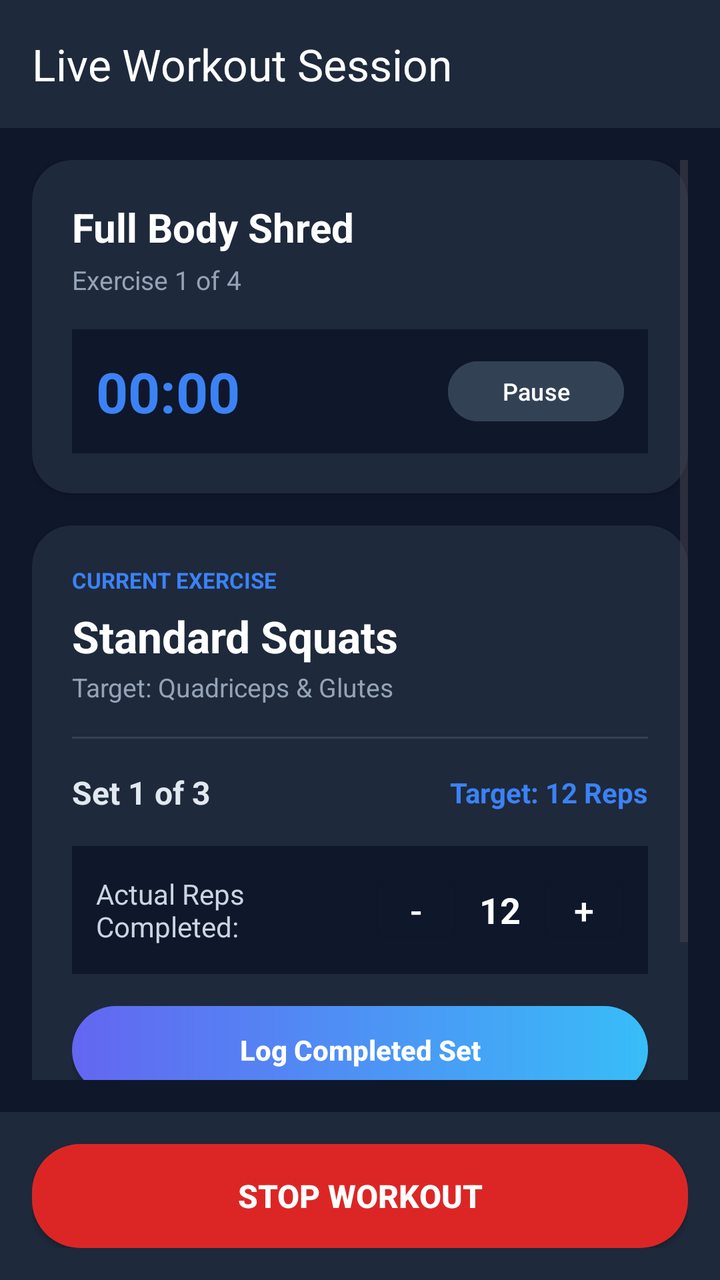
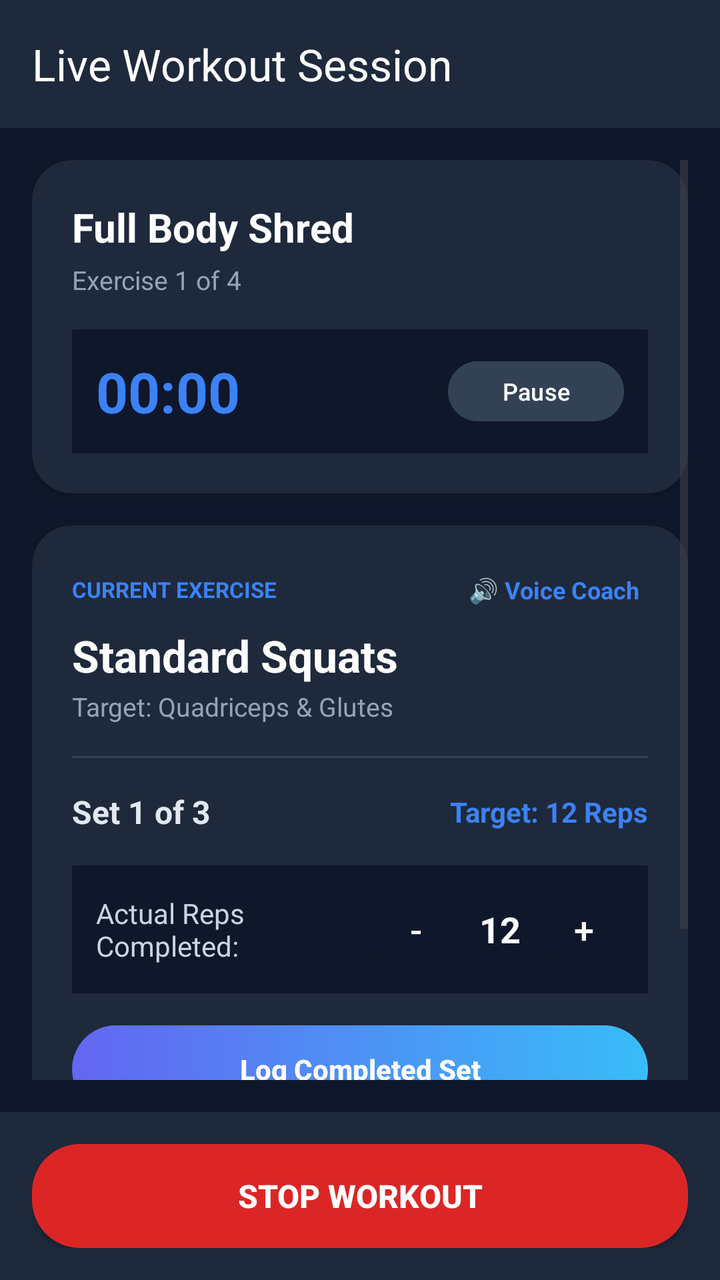

Screens rendered from an Android XML layout before and after an edit, with the pre-edit source and the edit as a unified diff.
<!-- AndroidManifest.xml: application theme Theme.FitnessApp -->
<!-- res/layout/activity_workout_session.xml -->
<?xml version="1.0" encoding="utf-8"?>
<androidx.constraintlayout.widget.ConstraintLayout xmlns:android="http://schemas.android.com/apk/res/android"
    xmlns:app="http://schemas.android.com/apk/res-auto"
    xmlns:tools="http://schemas.android.com/tools"
    android:layout_width="match_parent"
    android:layout_height="match_parent"
    android:background="#0F172A"
    tools:context=".activities.WorkoutSessionActivity">

    
    <androidx.appcompat.widget.Toolbar
        android:id="@+id/toolbar"
        android:layout_width="match_parent"
        android:layout_height="?attr/actionBarSize"
        android:background="#1E293B"
        app:title="Live Workout Session"
        app:titleTextColor="#FFFFFF"
        app:layout_constraintTop_toTopOf="parent" />

    <ScrollView
        android:layout_width="match_parent"
        android:layout_height="0dp"
        android:fillViewport="true"
        android:padding="16dp"
        app:layout_constraintTop_toBottomOf="@id/toolbar"
        app:layout_constraintBottom_toTopOf="@id/layoutBottomControls">

        <LinearLayout
            android:layout_width="match_parent"
            android:layout_height="wrap_content"
            android:orientation="vertical">

            
            <androidx.cardview.widget.CardView
                android:layout_width="match_parent"
                android:layout_height="wrap_content"
                android:layout_marginBottom="16dp"
                app:cardBackgroundColor="#1E293B"
                app:cardCornerRadius="20dp"
                app:cardElevation="2dp">

                <LinearLayout
                    android:layout_width="match_parent"
                    android:layout_height="wrap_content"
                    android:orientation="vertical"
                    android:padding="20dp">

                    <TextView
                        android:id="@+id/tvWorkoutTitle"
                        android:layout_width="wrap_content"
                        android:layout_height="wrap_content"
                        android:text="Full Body Shred"
                        android:textColor="#FFFFFF"
                        android:textSize="20sp"
                        android:textStyle="bold" />

                    <TextView
                        android:id="@+id/tvExerciseProgressHeader"
                        android:layout_width="wrap_content"
                        android:layout_height="wrap_content"
                        android:layout_marginTop="4dp"
                        android:text="Exercise 1 of 4"
                        android:textColor="#94A3B8"
                        android:textSize="13sp" />

                    
                    <LinearLayout
                        android:layout_width="match_parent"
                        android:layout_height="wrap_content"
                        android:orientation="horizontal"
                        android:gravity="center_vertical"
                        android:layout_marginTop="16dp"
                        android:background="#0F172A"
                        android:padding="12dp">

                        <TextView
                            android:id="@+id/tvActiveTimer"
                            android:layout_width="0dp"
                            android:layout_height="wrap_content"
                            android:layout_weight="1"
                            android:text="00:00"
                            android:textColor="#3B82F6"
                            android:textSize="28sp"
                            android:textStyle="bold" />

                        <com.google.android.material.button.MaterialButton
                            android:id="@+id/btnPauseResume"
                            android:layout_width="wrap_content"
                            android:layout_height="38dp"
                            android:backgroundTint="#334155"
                            android:text="Pause"
                            android:textColor="#FFFFFF"
                            android:textSize="12sp"
                            android:textAllCaps="false" />
                    </LinearLayout>
                </LinearLayout>
            </androidx.cardview.widget.CardView>

            
            <androidx.cardview.widget.CardView
                android:layout_width="match_parent"
                android:layout_height="wrap_content"
                android:layout_marginBottom="16dp"
                app:cardBackgroundColor="#1E293B"
                app:cardCornerRadius="20dp"
                app:cardElevation="2dp">

                <LinearLayout
                    android:layout_width="match_parent"
                    android:layout_height="wrap_content"
                    android:orientation="vertical"
                    android:padding="20dp">

                    <TextView
                        android:layout_width="wrap_content"
                        android:layout_height="wrap_content"
                        android:text="CURRENT EXERCISE"
                        android:textColor="#3B82F6"
                        android:textSize="11sp"
                        android:textStyle="bold" />

                    <TextView
                        android:id="@+id/tvCurrentExerciseName"
                        android:layout_width="wrap_content"
                        android:layout_height="wrap_content"
                        android:layout_marginTop="6dp"
                        android:text="Standard Squats"
                        android:textColor="#FFFFFF"
                        android:textSize="22sp"
                        android:textStyle="bold" />

                    <TextView
                        android:id="@+id/tvTargetMuscle"
                        android:layout_width="wrap_content"
                        android:layout_height="wrap_content"
                        android:layout_marginTop="2dp"
                        android:text="Target: Quadriceps &amp; Glutes"
                        android:textColor="#94A3B8"
                        android:textSize="13sp" />

                    <View
                        android:layout_width="match_parent"
                        android:layout_height="1dp"
                        android:background="#334155"
                        android:layout_marginVertical="16dp" />

                    
                    <LinearLayout
                        android:layout_width="match_parent"
                        android:layout_height="wrap_content"
                        android:orientation="horizontal"
                        android:gravity="center_vertical">

                        <TextView
                            android:id="@+id/tvCurrentSetStatus"
                            android:layout_width="0dp"
                            android:layout_height="wrap_content"
                            android:layout_weight="1"
                            android:text="Set 1 of 3"
                            android:textColor="#E2E8F0"
                            android:textSize="16sp"
                            android:textStyle="bold" />

                        <TextView
                            android:id="@+id/tvTargetReps"
                            android:layout_width="wrap_content"
                            android:layout_height="wrap_content"
                            android:text="Target: 12 Reps"
                            android:textColor="#3B82F6"
                            android:textSize="14sp"
                            android:textStyle="bold" />
                    </LinearLayout>

                    
                    <LinearLayout
                        android:layout_width="match_parent"
                        android:layout_height="wrap_content"
                        android:orientation="horizontal"
                        android:gravity="center_vertical"
                        android:layout_marginTop="16dp"
                        android:background="#0F172A"
                        android:padding="12dp">

                        <TextView
                            android:layout_width="0dp"
                            android:layout_height="wrap_content"
                            android:layout_weight="1"
                            android:text="Actual Reps Completed:"
                            android:textColor="#CBD5E1"
                            android:textSize="14sp" />

                        <com.google.android.material.button.MaterialButton
                            android:id="@+id/btnMinusRep"
                            style="@style/Widget.MaterialComponents.Button.OutlinedButton"
                            android:layout_width="40dp"
                            android:layout_height="40dp"
                            android:minWidth="0dp"
                            android:padding="0dp"
                            android:text="-"
                            android:textColor="#FFFFFF"
                            android:textSize="18sp" />

                        <TextView
                            android:id="@+id/tvActualRepsValue"
                            android:layout_width="44dp"
                            android:layout_height="wrap_content"
                            android:gravity="center"
                            android:text="12"
                            android:textColor="#FFFFFF"
                            android:textSize="18sp"
                            android:textStyle="bold" />

                        <com.google.android.material.button.MaterialButton
                            android:id="@+id/btnPlusRep"
                            style="@style/Widget.MaterialComponents.Button.OutlinedButton"
                            android:layout_width="40dp"
                            android:layout_height="40dp"
                            android:minWidth="0dp"
                            android:padding="0dp"
                            android:text="+"
                            android:textColor="#FFFFFF"
                            android:textSize="18sp" />
                    </LinearLayout>

                    
                    <androidx.appcompat.widget.AppCompatButton
                        android:id="@+id/btnCompleteSet"
                        android:layout_width="match_parent"
                        android:layout_height="44dp"
                        android:layout_marginTop="16dp"
                        android:background="@drawable/bg_button_gradient"
                        android:text="Log Completed Set"
                        android:textColor="#FFFFFF"
                        android:textSize="14sp"
                        android:textAllCaps="false"
                        android:textStyle="bold" />
                </LinearLayout>
            </androidx.cardview.widget.CardView>

            
            <LinearLayout
                android:layout_width="match_parent"
                android:layout_height="wrap_content"
                android:orientation="horizontal"
                android:layout_marginBottom="16dp">

                <androidx.appcompat.widget.AppCompatButton
                    android:id="@+id/btnSkipExercise"
                    android:layout_width="0dp"
                    android:layout_height="44dp"
                    android:layout_weight="1"
                    android:layout_marginEnd="6dp"
                    android:background="@drawable/bg_button_gradient"
                    android:backgroundTint="#334155"
                    android:text="Skip Exercise"
                    android:textColor="#CBD5E1"
                    android:textSize="13sp"
                    android:textAllCaps="false" />

                <androidx.appcompat.widget.AppCompatButton
                    android:id="@+id/btnCameraFormCheck"
                    android:layout_width="0dp"
                    android:layout_height="44dp"
                    android:layout_weight="1"
                    android:layout_marginStart="6dp"
                    android:background="@drawable/bg_button_gradient"
                    android:backgroundTint="#1E3A8A"
                    android:text="AI Form Camera"
                    android:textColor="#FFFFFF"
                    android:textSize="13sp"
                    android:textAllCaps="false" />
            </LinearLayout>

        </LinearLayout>
    </ScrollView>

    
    <LinearLayout
        android:id="@+id/layoutBottomControls"
        android:layout_width="match_parent"
        android:layout_height="wrap_content"
        android:orientation="vertical"
        android:padding="16dp"
        android:background="#1E293B"
        app:layout_constraintBottom_toBottomOf="parent">

        <androidx.appcompat.widget.AppCompatButton
            android:id="@+id/btnStopWorkout"
            android:layout_width="match_parent"
            android:layout_height="52dp"
            android:background="@drawable/bg_button_gradient"
            android:backgroundTint="#DC2626"
            android:text="STOP WORKOUT"
            android:textColor="#FFFFFF"
            android:textSize="16sp"
            android:textStyle="bold"
            android:textAllCaps="false" />
    </LinearLayout>

</androidx.constraintlayout.widget.ConstraintLayout>
<!-- resources referenced by this layout -->
<resources>
  <!-- drawable bg_button_gradient (drawable) -->
  <?xml version="1.0" encoding="utf-8"?>
  <shape xmlns:android="http://schemas.android.com/apk/res/android"
      android:shape="rectangle">
      <gradient
          android:angle="0"
          android:startColor="#6366F1"
          android:endColor="#38BDF8"
          android:type="linear" />
      <corners android:radius="24dp" />
  </shape>
  <style name="Theme.FitnessApp" parent="Theme.Material3.DayNight.NoActionBar">
          
          <item name="colorPrimary">@color/primary</item>
          <item name="colorPrimaryVariant">@color/primary_variant</item>
          <item name="colorSecondary">@color/secondary</item>
          <item name="android:statusBarColor">?attr/colorSurface</item>
          <item name="android:windowLightStatusBar">true</item>
          <item name="android:windowBackground">@color/background_color</item>
          <item name="colorSurface">@color/white</item>
          <item name="colorOnSurface">@color/black</item>
          <item name="colorOnBackground">@color/black</item>
      </style>
  <color name="primary">#6366F1</color>
  <color name="primary_variant">#4F46E5</color>
  <color name="secondary">#38BDF8</color>
  <color name="background_color">#FAF9F5</color>
  <color name="white">#FFFFFF</color>
  <color name="black">#0F172A</color>
</resources>

<!-- the commit's change to res/layout/activity_workout_session.xml (unified diff, before → after) -->
@@ -111,13 +111,34 @@
                     android:orientation="vertical"
                     android:padding="20dp">
 
-                    <TextView
-                        android:layout_width="wrap_content"
-                        android:layout_height="wrap_content"
-                        android:text="CURRENT EXERCISE"
-                        android:textColor="#3B82F6"
-                        android:textSize="11sp"
-                        android:textStyle="bold" />
+                    <LinearLayout
+                        android:layout_width="match_parent"
+                        android:layout_height="wrap_content"
+                        android:orientation="horizontal"
+                        android:gravity="center_vertical">
+
+                        <TextView
+                            android:layout_width="0dp"
+                            android:layout_height="wrap_content"
+                            android:layout_weight="1"
+                            android:text="CURRENT EXERCISE"
+                            android:textColor="#3B82F6"
+                            android:textSize="11sp"
+                            android:textStyle="bold" />
+
+                        <TextView
+                            android:id="@+id/btnSessionVoiceCoach"
+                            android:layout_width="wrap_content"
+                            android:layout_height="wrap_content"
+                            android:text="🔊 Voice Coach"
+                            android:textColor="#3B82F6"
+                            android:textSize="12sp"
+                            android:textStyle="bold"
+                            android:clickable="true"
+                            android:focusable="true"
+                            android:background="?android:attr/selectableItemBackground"
+                            android:padding="4dp" />
+                    </LinearLayout>
 
                     <TextView
                         android:id="@+id/tvCurrentExerciseName"
